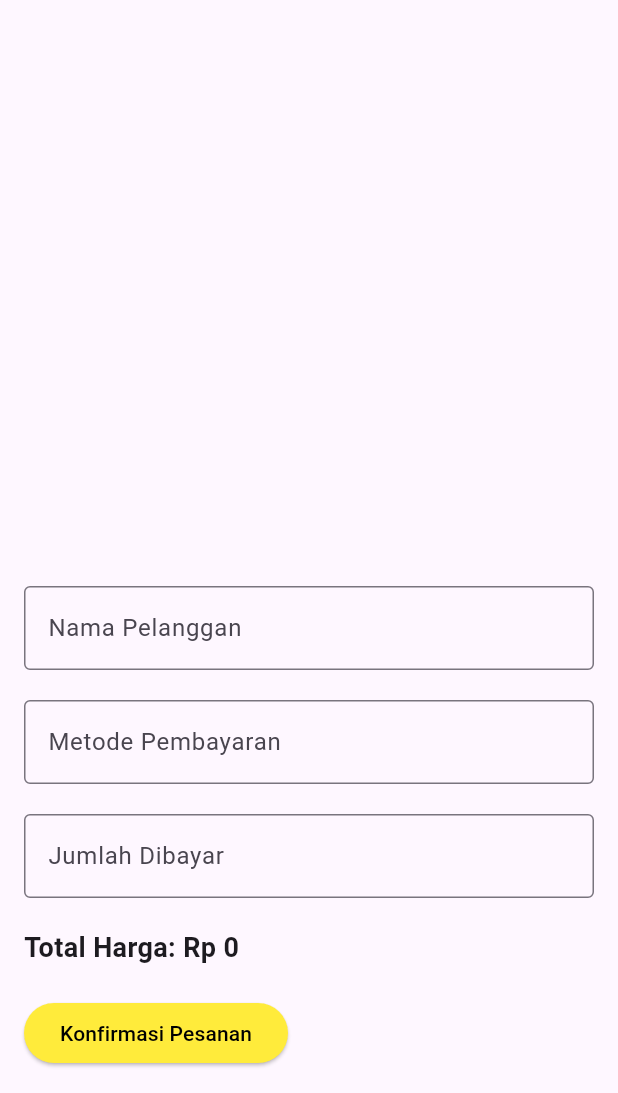
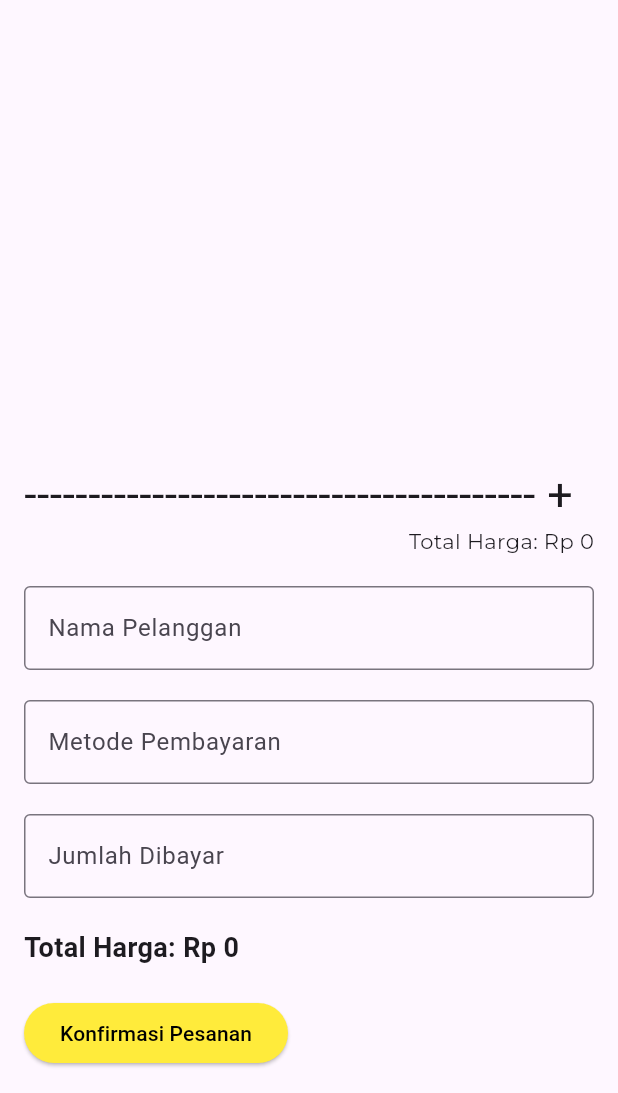
Before and after one commit to nrico25/dchubite, a Flutter app: the ConfirmOrderPage screen opened directly, after a tap on "Konfirmasi Pesanan", on a phone screen of 412 x 824 dp, the part 143-1236 px from its top. Run offline on Flutter 3.47's test engine with Material 3 defaults, Android fonts, the phone set to English and light mode, and no system bars; our stand-ins replace get, image_picker, shared_preferences; accounts and stored records are empty; network calls fail.

Commit message:
fix: [NC] fixing error/bug in order&cart ui

```diff
--- a/lib/pages/order/cart_controller.dart
+++ b/lib/pages/order/cart_controller.dart
@@ -62,6 +62,7 @@ import 'package:tadchubite/pages/order/order_model.dart';
 class CartController extends GetxController {
   var cartItems = <Product, int>{}.obs; // Simpan jumlah item per produk
   var totalPrice = 0.0.obs;
+
   var totalItems = 0.obs;
 
   // Tambahkan produk ke keranjang
--- a/lib/pages/order/confirm_order.dart
+++ b/lib/pages/order/confirm_order.dart
@@ -2,7 +2,9 @@ import 'package:flutter/material.dart';
 import 'package:get/get.dart';
 import 'package:tadchubite/pages/order/cart_controller.dart';
 import 'package:tadchubite/pages/order/order_controller.dart';
-import 'package:tadchubite/widget/card_order.dart'; // Pastikan sudah ada OrderController
+import 'package:tadchubite/widget/card_order.dart';
+import 'package:tadchubite/widget/color.dart';
+import 'package:tadchubite/widget/text.dart'; // Pastikan sudah ada OrderController
 
 class ConfirmOrderPage extends StatelessWidget {
   final OrderController orderController = Get.find<OrderController>();
@@ -26,8 +28,6 @@ class ConfirmOrderPage extends StatelessWidget {
               style: TextStyle(fontWeight: FontWeight.bold, fontSize: 18),
             ),
             SizedBox(height: 10),
-
-            // Menampilkan daftar produk yang dipilih
             Expanded(
               child: Obx(() {
                 return ListView.builder(
@@ -36,18 +36,32 @@ class ConfirmOrderPage extends StatelessWidget {
                     final item = cartController.cartItems.keys.toList()[index];
                     final quantity = cartController.cartItems[item];
                     return ListTile(
-                      title: Text(item.name), // Nama produk
-                      subtitle: Text("Qty: $quantity"),
-                      trailing: Text(
-                          "Rp ${(item.price * quantity!).toStringAsFixed(0)}"),
+                      title: MyText(text: item.name, fontFamily: 'MontserratBold',fontSize: 20,),
+                      subtitle:MyText(text:"Qty: $quantity",fontFamily: 'MontserratRegular', ),
+                      trailing: MyText(
+                          text: "Rp ${(item.price * quantity!).toStringAsFixed(0)}",fontFamily: 'MontserratSemiBold', fontSize: 18,color: lightBlue, ),
                     );
                   },
                 );
               }),
             ),
+            MyText(text: '---------------------------------------- +', fontSize: 30,),
+            Row(
+              mainAxisAlignment: MainAxisAlignment.end ,
+              children: [
+                Obx(() {
+                  double totalPrice = 0;
+                  for (var entry in cartController.cartItems.entries) {
+                    totalPrice += entry.key.price * entry.value;
+                  }
+                  return MyText(
+                    text: "Total Harga: Rp ${totalPrice.toStringAsFixed(0)}",fontFamily: 'MontserratRegular',
+
+                  );
+                }),
+              ],
+            ),
             SizedBox(height: 20),
-
-            // Form untuk memasukkan nama pelanggan
             TextField(
               controller: customerNameController,
               decoration: InputDecoration(
@@ -60,7 +74,6 @@ class ConfirmOrderPage extends StatelessWidget {
             ),
             SizedBox(height: 20),
 
-            // Form untuk memasukkan metode pembayaran
             TextField(
               controller: paymentMethodController,
               decoration: InputDecoration(
@@ -73,7 +86,6 @@ class ConfirmOrderPage extends StatelessWidget {
             ),
             SizedBox(height: 20),
 
-            // Form untuk memasukkan jumlah uang yang dibayar
             TextField(
               controller: amountPaidController,
               keyboardType: TextInputType.number,
@@ -86,8 +98,6 @@ class ConfirmOrderPage extends StatelessWidget {
               },
             ),
             SizedBox(height: 20),
-
-            // Menampilkan total harga
             Obx(() {
               double totalPrice = 0;
               for (var entry in cartController.cartItems.entries) {
@@ -100,19 +110,15 @@ class ConfirmOrderPage extends StatelessWidget {
             }),
             SizedBox(height: 20),
 
-            // Tombol untuk mengonfirmasi pesanan
             ElevatedButton(
-              onPressed: () {
-                orderController.submitOrder();
-
-                // Reset data setelah konfirmasi
-
+              onPressed: () async{
+                bool success = await orderController.submitOrder();
                 if (orderController.paymentSucces.isTrue) {
                   customerNameController.text = "";
                   paymentMethodController.text = "";
                   amountPaidController.text = "";
                   orderController.resetOrderData();
-                  cartController.clearCart(); // Reset keranjang
+                  cartController.clearCart();
                   orderCardController.resetQuantities();
                 } else {
                   print("payment kurang");
--- a/lib/pages/order/order.dart
+++ b/lib/pages/order/order.dart
@@ -65,8 +65,8 @@ class OrderPage extends StatelessWidget {
                             price:
                                 'Rp ${order_product.price.toStringAsFixed(0)}',
                             onAdd: () {
-                              cartController.addToCart(order_product);
-                              orderController.addProductToOrder(order_product);
+                              cartController.addToCart(order_product); //UI
+                              orderController.addProductToOrder(order_product); //API
                             },
                             onRemove: () {
                               cartController.decreaseQuantity(order_product);
--- a/lib/pages/order/order_controller.dart
+++ b/lib/pages/order/order_controller.dart
@@ -65,22 +65,17 @@ Future<void> fetchProducts() async {
     selectedProducts.remove(orderItem);
   }
 
-  Future<void> submitOrder() async {
-  // Debugging untuk memeriksa nilai variabel sebelum submit
-  print("Customer Name: ${customerName.value}");
-  print("Selected Products: ${selectedProducts.length}");
-  print("Amount Paid: ${amountPaid.value}");
-
+Future<bool> submitOrder() async {
   if (customerName.value.isEmpty ||
       selectedProducts.isEmpty ||
       amountPaid.value <= 0) {
     Get.snackbar("Error", "Data order belum lengkap");
-    paymentSucces = false.obs;
-    return;
+    paymentSucces.value = false;
+    return false;
   }
 
+  try {
     String token = authController.token.value;
-
     Order newOrder = Order(
       customerName: customerName.value,
       paymentMethod: paymentMethod.value,
@@ -88,25 +83,14 @@ Future<void> fetchProducts() async {
       items: selectedProducts.toList(),
     );
 
-
-
-  try {
     var response = await OrderService.createOrder(token, newOrder);
-  Get.snackbar("Success",
-      "Order berhasil dibuat: ${response['order']['order_code']}");
-
-      customerName.value = "";
-      amountPaid.value = 0;
-      paymentSucces = true.obs;
-
-  resetOrderData();
-  cartController.clearCart();
-
-  // ✅ (Opsional) Navigasi ke halaman lain
-  // Get.offAllNamed("/order-success");
+    Get.snackbar("Success", "Order berhasil dibuat: ${response['order']['order_code']}");
+    paymentSucces.value = true;
+    return true;
   } catch (e) {
     Get.snackbar("Error", "$e");
-  paymentSucces = false.obs;
+    paymentSucces.value = false;
+    return false;
   }
 }
 
@@ -144,4 +128,6 @@ void resetOrderData() {
       Get.snackbar('Error', 'Terjadi kesalahan: $e');
     }
   }
+
+
 }
```
Also changed, not shown: lib/pages/order/order_cart.dart (+28 -8 lines), 4 other files. Lines whose indentation alone changed are shown as unchanged.
